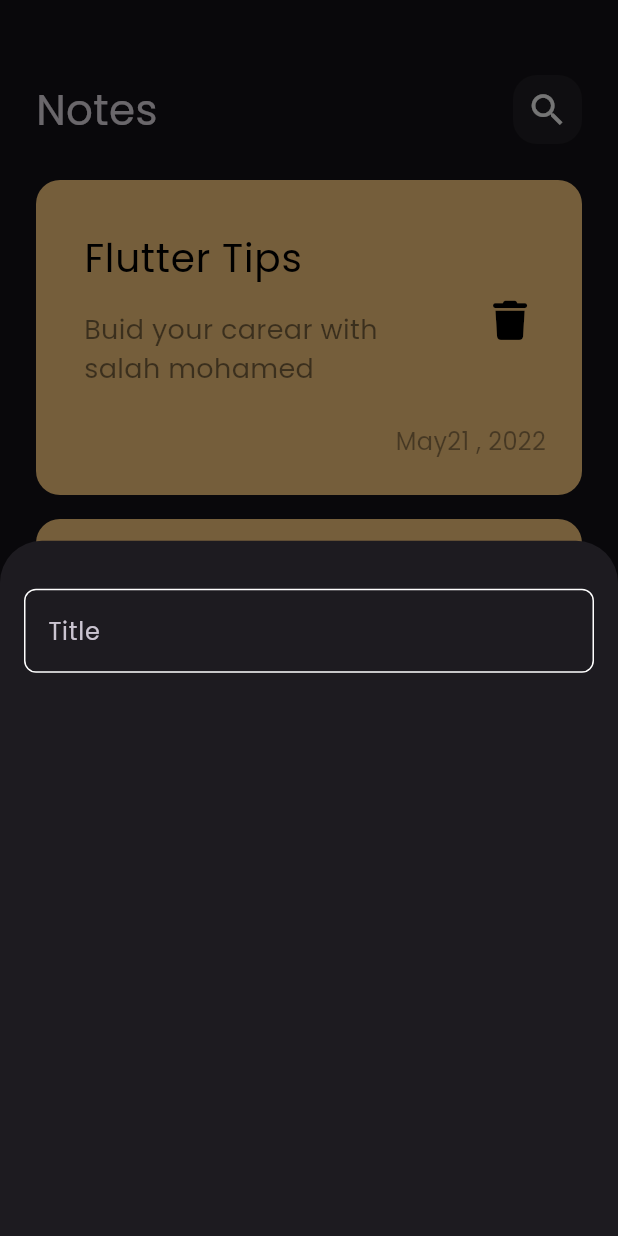
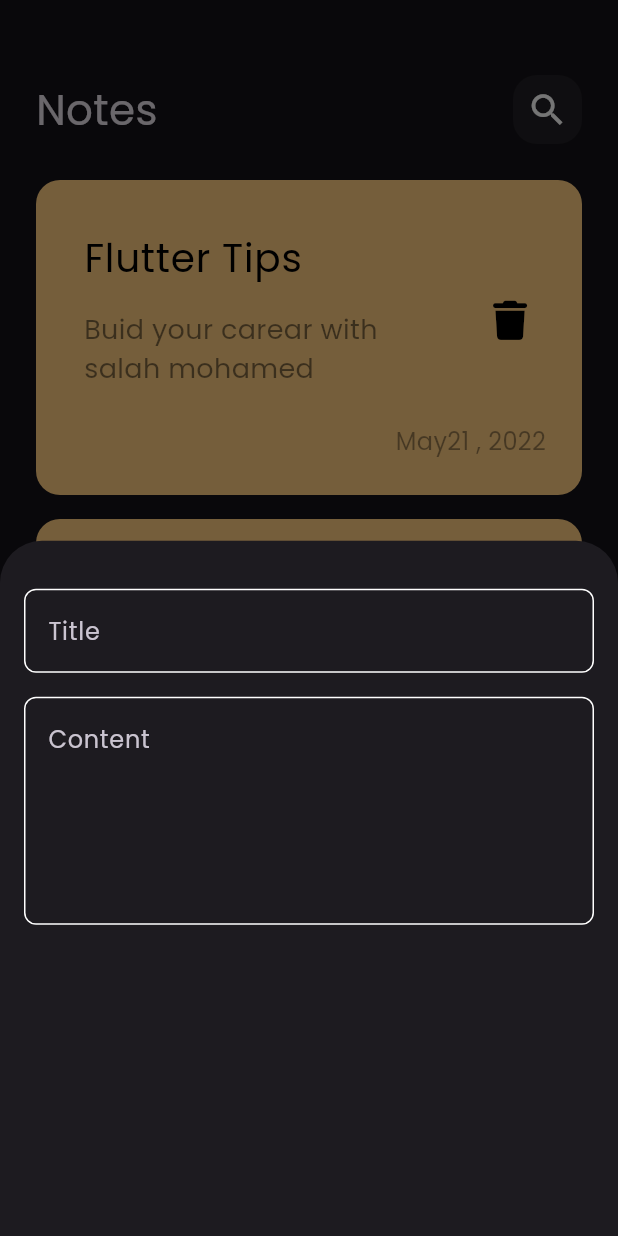
Before and after one commit to Salahffhshg/notes_app, a Flutter app: the screen it shows after launch, after a tap on the "add" icon, on a phone screen of 412 x 824 dp. Run offline on Flutter 3.47's test engine with Material 3 defaults, Android fonts, the phone set to English and light mode, and no system bars; our stand-ins replace font_awesome_flutter.

Commit message:
fileds to boutem

```diff
--- a/lib/widgets/add_new_bottem.dart
+++ b/lib/widgets/add_new_bottem.dart
@@ -1,6 +1,3 @@
-
-
-
 import 'package:flutter/material.dart';
 import 'package:notes/widgets/custom_text_field.dart';
 
@@ -13,12 +10,20 @@ class AddNote extends StatelessWidget {
         padding: EdgeInsets.symmetric(horizontal: 16),
         child: Column(
           children: [
-          SizedBox(height: 32,),
+            SizedBox(
+              height: 32,
+            ),
             CustomTextField(
-
+              hint: 'Title',
+            ),
+            SizedBox(
+              height: 16,
+            ),
+            CustomTextField(
+              hint: 'Content',
+              maxlines: 5,
             ),
           ],
-      )
-    );
+        ));
   }
 }
--- a/lib/widgets/custom_text_field.dart
+++ b/lib/widgets/custom_text_field.dart
@@ -5,19 +5,20 @@ import 'package:flutter/material.dart';
 import '../constants.dart';
 
 class CustomTextField extends StatelessWidget {
-  const CustomTextField({super.key});
-
+  const CustomTextField({super.key, required this.hint,  this.maxlines = 1});
+  final String hint;
+  final int maxlines;
   @override
   Widget build(BuildContext context) {
-    return  TextField(
+    return TextField(
       cursorColor: KPrimaryColor,
+      maxLines: maxlines,
       decoration: InputDecoration(
-        hintText: 'Title',
 
+        hintText: hint,
         border: build_border(),
-       enabledBorder: build_border(),
-      focusedBorder: build_border(KPrimaryColor),
-
+        enabledBorder: build_border(),
+        focusedBorder: build_border(KPrimaryColor),
       ),
     );
   }
@@ -25,7 +26,6 @@ class CustomTextField extends StatelessWidget {
   OutlineInputBorder build_border([color]) {
     return OutlineInputBorder(
         borderRadius: BorderRadius.circular(8),
-        borderSide:  BorderSide(color: color?? Colors.white)
-      );
+        borderSide: BorderSide(color: color ?? Colors.white));
   }
 }
```
Lines whose indentation alone changed are shown as unchanged.
